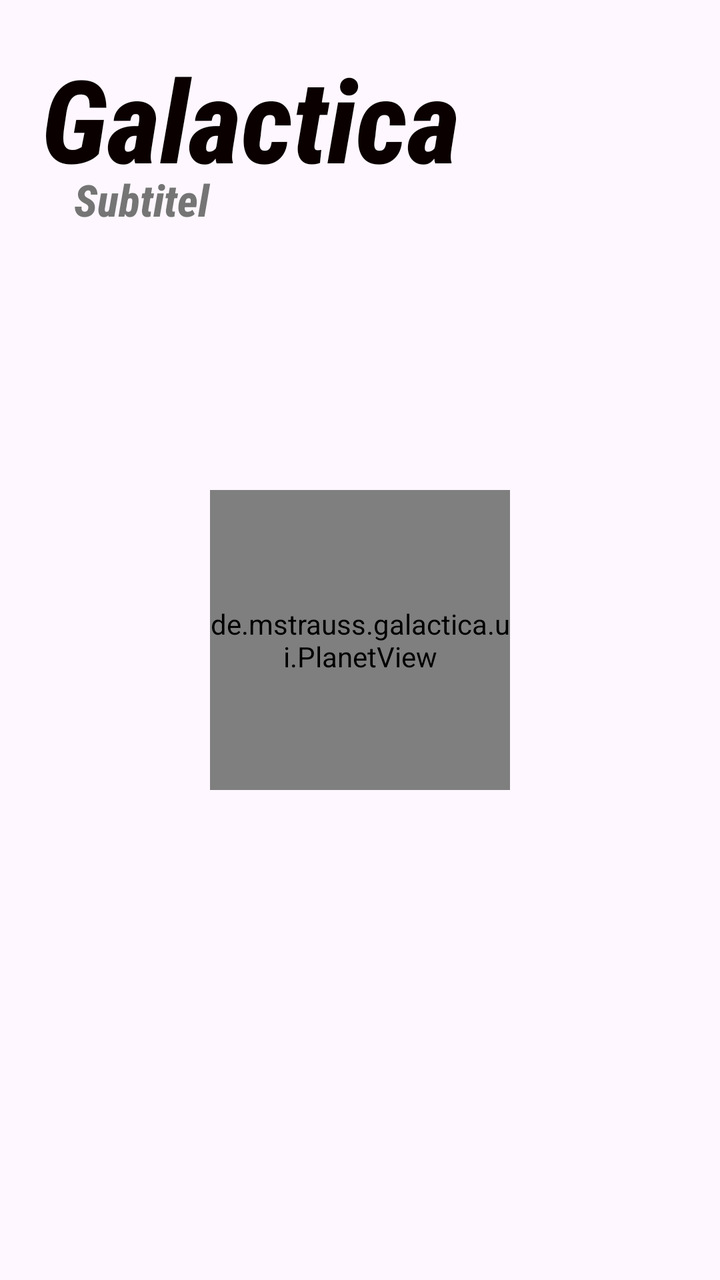
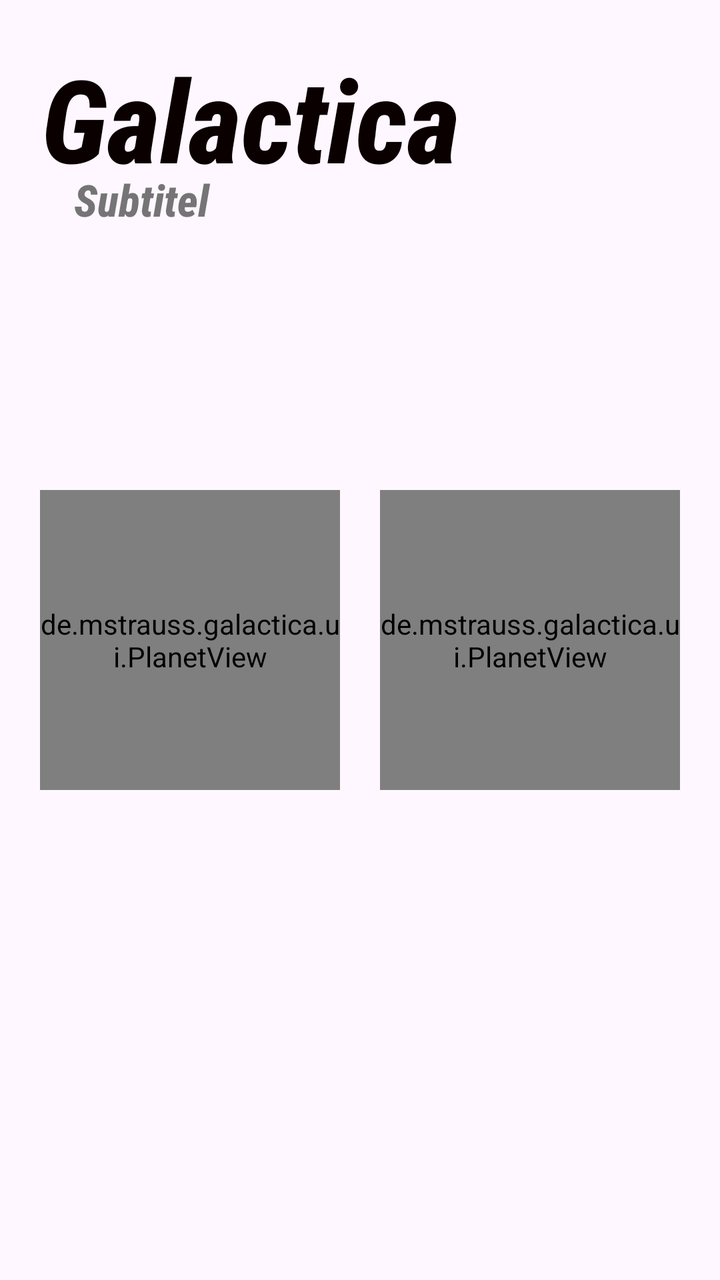

The first picture is an Android layout as it rendered before a commit; the second is the same layout after the commit. The layout source and the unified diff follow.
<!-- AndroidManifest.xml: application theme Theme.Galactica -->
<!-- res/layout/activity_main.xml -->
<?xml version="1.0" encoding="utf-8"?>
<androidx.constraintlayout.widget.ConstraintLayout xmlns:android="http://schemas.android.com/apk/res/android"
    xmlns:app="http://schemas.android.com/apk/res-auto"
    xmlns:tools="http://schemas.android.com/tools"
    android:id="@+id/main"
    android:layout_width="match_parent"
    android:layout_height="match_parent"
    tools:context=".MainActivity">

    <LinearLayout
        android:id="@+id/menu_left_layout"
        android:layout_width="match_parent"
        android:layout_height="match_parent"
        android:gravity="top|start"
        android:orientation="vertical"
        android:padding="10pt">

        <TextView
            android:id="@+id/gametitle"
            android:layout_width="wrap_content"
            android:layout_height="wrap_content"
            android:fontFamily="sans-serif-condensed-medium"
            android:text="@string/app_name"
            android:textColor="#0B0000"
            android:textSize="28pt"
            android:textStyle="bold|italic"
            app:layout_constraintBottom_toBottomOf="parent"
            app:layout_constraintEnd_toEndOf="parent"
            app:layout_constraintStart_toStartOf="parent"
            app:layout_constraintTop_toTopOf="parent" />

        <TextView
            android:id="@+id/subtitle"
            android:layout_width="match_parent"
            android:layout_height="wrap_content"
            android:fontFamily="sans-serif-condensed-medium"
            android:text="@string/subtitle"
            android:textAppearance="@style/TextAppearance.AppCompat.Large"
            android:textColor="@color/gray_600"
            android:textStyle="bold|italic"
            android:translationX="8pt"
            android:translationY="-6pt"
            app:layout_constraintBottom_toBottomOf="parent"
            app:layout_constraintEnd_toEndOf="parent"
            app:layout_constraintStart_toStartOf="parent"
            app:layout_constraintTop_toTopOf="parent" />

        <HorizontalScrollView
            android:id="@+id/campaign_levels"
            android:layout_width="match_parent"
            android:layout_height="match_parent"
            android:layout_marginStart="1dp"
            android:layout_marginTop="1dp"
            android:layout_marginEnd="1dp"
            android:layout_marginBottom="1dp"
            android:foregroundGravity="center_vertical"
            android:visibility="gone">

            
            <LinearLayout
                android:layout_width="wrap_content"
                android:layout_height="match_parent"
                android:foregroundGravity="center"
                android:gravity="center"
                android:orientation="horizontal">

                <de.mstrauss.galactica.ui.LevelCard
                    android:layout_width="match_parent"
                    android:layout_height="match_parent"
                    app:LevelNumber="1"
                    app:columns="6"
                    app:planetAmount="3"
                    app:rows="4" />

                <de.mstrauss.galactica.ui.LevelCard
                    android:layout_width="match_parent"
                    android:layout_height="match_parent"
                    app:LevelNumber="2"
                    app:availableMoves="26"
                    app:columns="7"
                    app:planetAmount="5"
                    app:rows="5" />

                <de.mstrauss.galactica.ui.LevelCard
                    android:layout_width="match_parent"
                    android:layout_height="match_parent"
                    app:LevelNumber="3"
                    app:availableMoves="18"
                    app:columns="9"
                    app:planetAmount="6"
                    app:rows="7" />

                <de.mstrauss.galactica.ui.LevelCard
                    android:layout_width="match_parent"
                    android:layout_height="match_parent"
                    app:LevelNumber="4"
                    app:availableMoves="12"
                    app:columns="10"
                    app:planetAmount="2"
                    app:rows="4" />

                <de.mstrauss.galactica.ui.LevelCard
                    android:layout_width="match_parent"
                    android:layout_height="match_parent"
                    app:LevelNumber="5"
                    app:availableMoves="26"
                    app:columns="14"
                    app:planetAmount="8"
                    app:rows="11" />

            </LinearLayout>
        </HorizontalScrollView>

        <LinearLayout
            android:id="@+id/single_player_playground_setting"
            android:layout_width="match_parent"
            android:layout_height="match_parent"
            android:gravity="center"
            android:orientation="horizontal"
            android:visibility="gone">

            <LinearLayout
                android:layout_width="wrap_content"
                android:layout_height="wrap_content"
                android:gravity="start"
                android:orientation="vertical">

                <androidx.appcompat.widget.SwitchCompat
                    android:layout_width="match_parent"
                    android:layout_height="match_parent"></androidx.appcompat.widget.SwitchCompat>
            </LinearLayout>

            <Button
                android:id="@+id/start_single_player_game_button"
                style="@android:style/Widget.Material.Button"
                android:layout_width="wrap_content"
                android:layout_height="wrap_content"
                android:text="@string/start_game_button"></Button>
        </LinearLayout>

        <LinearLayout
            android:id="@+id/settings_menu_layout"
            android:layout_width="wrap_content"
            android:layout_height="wrap_content"
            android:gravity="center|start"
            android:orientation="vertical"
            android:padding="10pt"
            android:visibility="gone"></LinearLayout>

        <LinearLayout
            android:id="@+id/single_menu_layout"
            android:layout_width="wrap_content"
            android:layout_height="wrap_content"
            android:gravity="center|start"
            android:orientation="vertical"
            android:padding="10pt"
            android:visibility="gone">

            <Button
                android:id="@+id/campaign_button"
                style="@android:style/Widget.Material.Button"
                android:layout_width="match_parent"
                android:layout_height="wrap_content"
                android:text="@string/campagne_button" />

            <Button
                android:id="@+id/single_player_playground_button"
                style="@android:style/Widget.Material.Button"
                android:layout_width="match_parent"
                android:layout_height="wrap_content"
                android:text="@string/custom_game" />
        </LinearLayout>

        <LinearLayout
            android:id="@+id/multi_menu_layout"
            android:layout_width="wrap_content"
            android:layout_height="wrap_content"
            android:gravity="center|start"
            android:orientation="vertical"
            android:padding="10pt"
            android:visibility="gone">

            <Button
                android:id="@+id/host_game_button"
                style="@android:style/Widget.Material.Button"
                android:layout_width="match_parent"
                android:layout_height="wrap_content"
                android:text="@string/host_game_button" />

            <Button
                android:id="@+id/join_game_button"
                style="@android:style/Widget.Material.Button"
                android:layout_width="match_parent"
                android:layout_height="wrap_content"
                android:text="@string/join_game_button" />
        </LinearLayout>

        <LinearLayout
            android:id="@+id/multiplayer_lobby_host"
            android:layout_width="match_parent"
            android:layout_height="wrap_content"
            android:gravity="center"
            android:orientation="horizontal"
            android:visibility="gone">

            <de.mstrauss.galactica.ui.MultiplayerLobbyHostView
                android:id="@+id/multiplayer_lobby_host_view"
                android:layout_width="wrap_content"
                android:layout_height="wrap_content" />


        </LinearLayout>

        <LinearLayout
            android:id="@+id/multiplayer_lobby_client"
            android:layout_width="match_parent"
            android:layout_height="wrap_content"
            android:gravity="center"
            android:orientation="horizontal"
            android:visibility="gone">


            <de.mstrauss.galactica.ui.MultiplayerLobbyClientView
                android:id="@+id/multiplayer_lobby_client_view"
                android:layout_width="wrap_content"
                android:layout_height="wrap_content" />

        </LinearLayout>

        <LinearLayout
            android:id="@+id/menu_buttons_layout"
            android:layout_width="wrap_content"
            android:layout_height="wrap_content"
            android:gravity="center|start"
            android:orientation="vertical"
            android:padding="10pt"
            android:visibility="gone">

            <Button
                android:id="@+id/menu_singleplayer_button"
                style="@android:style/Widget.Material.Button"
                android:layout_width="match_parent"
                android:layout_height="wrap_content"
                android:text="@string/singleplayer_button" />

            <Button
                android:id="@+id/menu_multiplayer_button"
                style="@android:style/Widget.Material.Button"
                android:layout_width="match_parent"
                android:layout_height="wrap_content"
                android:text="@string/multiplayer_button" />

            <Button
                android:id="@+id/menu_settings_button"
                style="@android:style/Widget.Material.Button"
                android:layout_width="wrap_content"
                android:layout_height="wrap_content"
                android:text="@string/settings_button" />
        </LinearLayout>
    </LinearLayout>

    <LinearLayout
        android:id="@+id/menu_back_button"
        android:layout_width="match_parent"
        android:layout_height="match_parent"
        android:gravity="end|top"
        android:orientation="vertical"
        android:padding="5pt"
        android:visibility="gone"
        app:layout_constraintTop_toTopOf="parent">
        <Button
            android:id="@+id/menu_back_button_inner"
            style="@android:style/Widget.Material.Button"
            android:layout_width="wrap_content"
            android:layout_height="wrap_content"
            android:text="@string/back_button" />
    </LinearLayout>

    <LinearLayout
        android:layout_width="match_parent"
        android:layout_height="match_parent"
        android:gravity="center"
        android:orientation="horizontal"
        >
        <de.mstrauss.galactica.ui.PlanetView
            android:layout_width="150dp"
            android:layout_height="150dp"
            android:layout_margin="10dp">
        </de.mstrauss.galactica.ui.PlanetView>

























    </LinearLayout>
</androidx.constraintlayout.widget.ConstraintLayout>
<!-- resources referenced by this layout -->
<resources>
  <color name="gray_600">#FF757575</color>
  <string name="app_name">Galactica</string>
  <string name="back_button">Zurück</string>
  <string name="campagne_button">Kampagne</string>
  <string name="custom_game">Freies Spiel</string>
  <string name="host_game_button">Spiel Hosten</string>
  <string name="join_game_button">Spiel Beitreten</string>
  <string name="multiplayer_button">Mehrspieler</string>
  <string name="settings_button">Einstellungen</string>
  <string name="singleplayer_button">Einzelspieler</string>
  <string name="start_game_button">Start Game</string>
  <string name="subtitle">Subtitel</string>
  <style name="Theme.Galactica" parent="Base.Theme.Galactica" />
  <style name="Base.Theme.Galactica" parent="Theme.Material3.DayNight.NoActionBar">
  
          
          <item name="materialButtonStyle">@style/GalacticaButton</item>
  
          
          <item name="materialButtonOutlinedStyle">@style/GalacticaButton.Outlined</item>
  
          
          <item name="textAppearanceBodyLarge">@style/TextAppearance.Galactica.Body</item>
          <item name="fontFamily">sans-serif-condensed-medium</item>
  
          
      </style>
  <style name="GalacticaButton" parent="Widget.Material3.Button">
          <item name="backgroundTint">@color/space_glow</item>
          <item name="android:textColor">@color/white</item>
          <item name="cornerRadius">8dp</item>
          <item name="android:textStyle">bold</item>
          
          <item name="android:minHeight">52dp</item>
          <item name="android:insetTop">2dp</item>
          <item name="android:insetBottom">2dp</item>
          <item name="android:insetLeft">2dp</item>
          <item name="android:insetRight">2dp</item>
          <item name="android:letterSpacing">0.03</item>
      </style>
  <style name="GalacticaButton.Outlined" parent="Widget.Material3.Button.OutlinedButton">
          <item name="strokeColor">@color/space_glow</item>
          <item name="strokeWidth">2dp</item>
          <item name="cornerRadius">2dp</item>
          <item name="android:textColor">@color/white</item>
          <item name="android:minHeight">52dp</item>
      </style>
  <style name="TextAppearance.Galactica.Body" parent="TextAppearance.Material3.BodyLarge">
          <item name="android:textColor">@color/white</item>
      </style>
  <color name="space_glow">#5BC0EB</color>
  <color name="white">#FFFFFFFF</color>
</resources>

<!-- the commit's change to res/layout/activity_main.xml (unified diff, before → after) -->
@@ -288,29 +288,28 @@
             android:layout_margin="10dp">
         </de.mstrauss.galactica.ui.PlanetView>
 
-
-
-
-
-
-
-
-
-
-
-
-
-
-
-
-
-
-
-
-
-
-
-
-
+        <de.mstrauss.galactica.ui.PlanetView
+            android:layout_width="150dp"
+            android:layout_height="150dp"
+            app:primaryColor="@color/planet_red"
+            app:highlightColor="@color/planet_red_highlight"
+            android:layout_margin="10dp">
+        </de.mstrauss.galactica.ui.PlanetView>
+
+        <de.mstrauss.galactica.ui.PlanetView
+            android:layout_width="150dp"
+            android:layout_height="150dp"
+            app:primaryColor="@color/planet_green"
+            app:highlightColor="@color/planet_green_highlight"
+            android:layout_margin="10dp">
+        </de.mstrauss.galactica.ui.PlanetView>
+
+        <de.mstrauss.galactica.ui.PlanetView
+            android:layout_width="150dp"
+            android:layout_height="150dp"
+            app:primaryColor="@color/planet_brown"
+            app:highlightColor="@color/planet_brown_highlight"
+            android:layout_margin="10dp">
+        </de.mstrauss.galactica.ui.PlanetView>
     </LinearLayout>
 </androidx.constraintlayout.widget.ConstraintLayout>
<!-- resource entries referenced after the edit -->
@@ -1,6 +1,12 @@
 <!-- resources referenced by this layout -->
 <resources>
   <color name="gray_600">#FF757575</color>
+  <color name="planet_brown">#714505</color>
+  <color name="planet_brown_highlight">#BF7917</color>
+  <color name="planet_green">#4CAF50</color>
+  <color name="planet_green_highlight">#8BC34A</color>
+  <color name="planet_red">#FF5722</color>
+  <color name="planet_red_highlight">#FF9800</color>
   <string name="app_name">Galactica</string>
   <string name="back_button">Zurück</string>
   <string name="campagne_button">Kampagne</string>
